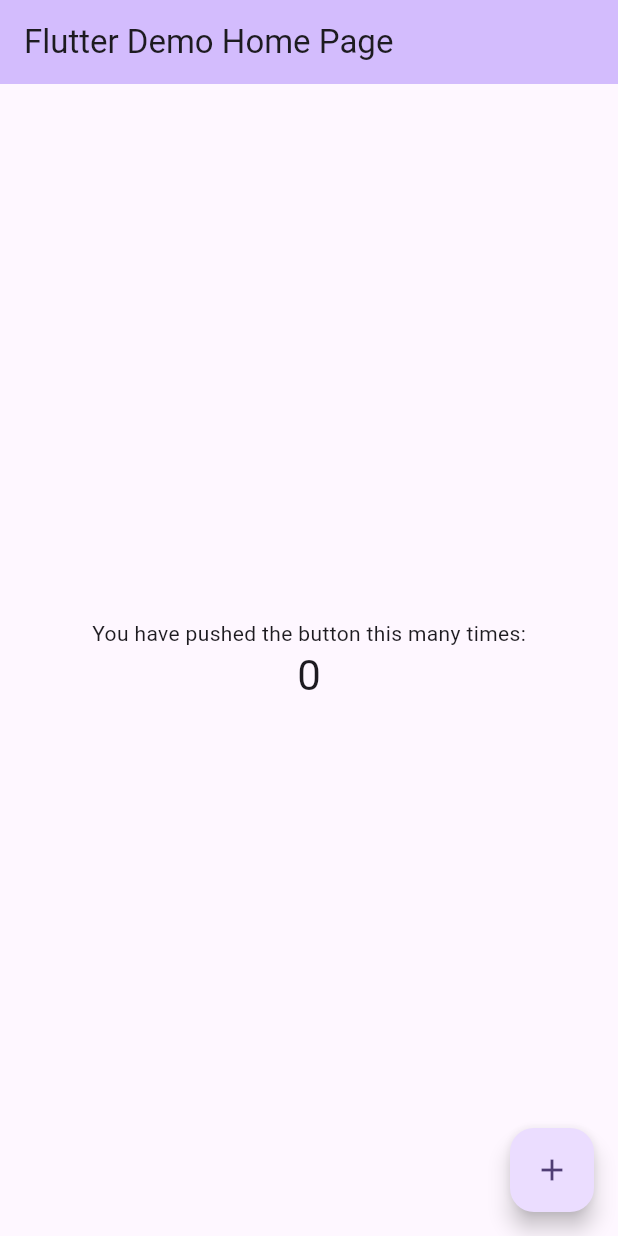
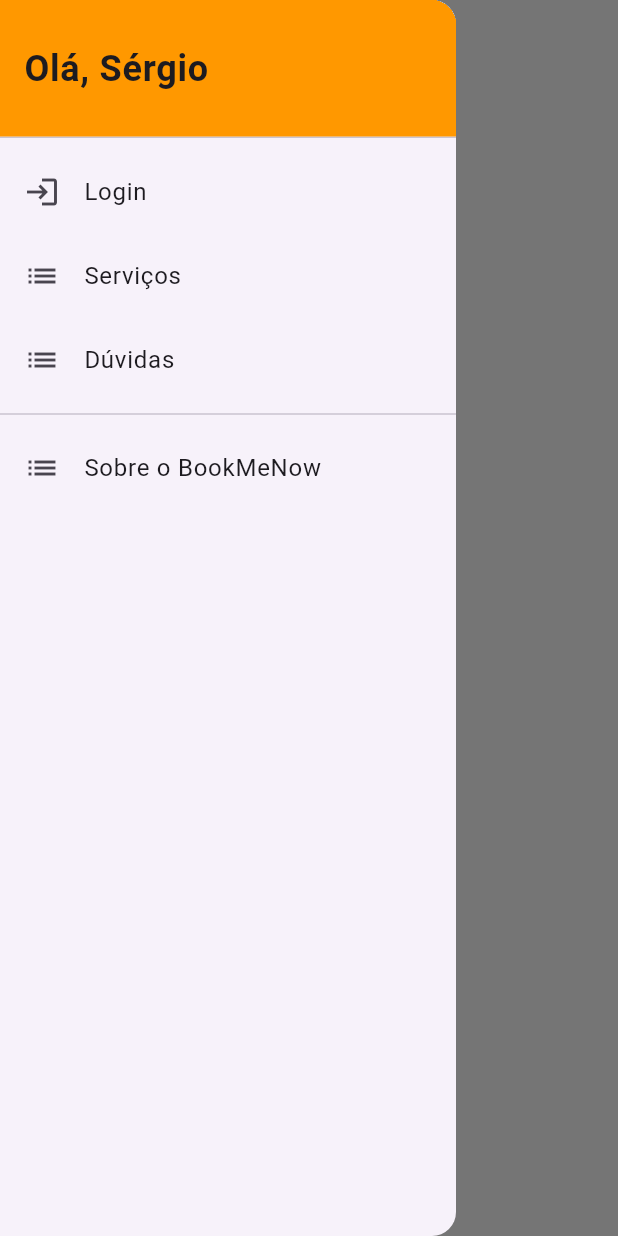
Before and after one commit to Sborgs/app_bookmenow, a Flutter app: the screen it shows after launch, with the side drawer open (before the commit the screen has no drawer), on a phone screen of 412 x 824 dp. Run offline on Flutter 3.47's test engine with Material 3 defaults, Android fonts, the phone set to English and light mode, and no system bars.

```diff
--- /dev/null
+++ b/lib/home_page.dart
@@ -0,0 +1,60 @@
+import 'package:flutter/material.dart';
+
+class HomePage extends StatefulWidget {
+  const HomePage({super.key});
+
+  @override
+  State<HomePage> createState() => _HomePageState();
+}
+
+class _HomePageState extends State<HomePage> {
+  @override
+  Widget build(BuildContext context) {
+    return Scaffold(
+      appBar: AppBar(
+        title: const Text("BookMeNow"),
+        centerTitle: true,
+        backgroundColor: Colors.white,
+      ),
+      backgroundColor: Colors.white,
+      drawer: Drawer(
+          child: ListView(
+        children: const [
+          SizedBox(
+            height: 100,
+            child: DrawerHeader(
+              decoration: BoxDecoration(
+                color: Colors.orange,
+              ),
+              padding:
+                  EdgeInsetsDirectional.symmetric(vertical: 28, horizontal: 16),
+              child: Text("Olá, Sérgio",
+                  style: TextStyle(
+                    fontSize: 24,
+                    fontWeight: FontWeight.bold,
+                  )),
+            ),
+          ),
+          ListTile(
+            leading: Icon(Icons.login),
+            // trailing: Icon(Icons.login),
+            title: Text("Login"),
+          ),
+          ListTile(
+            leading: Icon(Icons.list),
+            title: Text("Serviços"),
+          ),
+          ListTile(
+            leading: Icon(Icons.list),
+            title: Text("Dúvidas"),
+          ),
+          Divider(),
+          ListTile(
+            leading: Icon(Icons.list),
+            title: Text("Sobre o BookMeNow"),
+          ),
+        ],
+      )),
+    );
+  }
+}
--- a/lib/main.dart
+++ b/lib/main.dart
@@ -1,125 +1,11 @@
+import 'package:bookmenow/home_page.dart';
 import 'package:flutter/material.dart';
 
 void main() {
-  runApp(const MyApp());
+  runApp(MaterialApp(
+    title: "BookMeNow",
+    debugShowCheckedModeBanner: false,
+    theme: ThemeData(primaryColor: Colors.white),
+    home: const HomePage(),
+  ));
 }
-
-class MyApp extends StatelessWidget {
-  const MyApp({super.key});
-
-  // This widget is the root of your application.
-  @override
-  Widget build(BuildContext context) {
-    return MaterialApp(
-      title: 'Flutter Demo',
-      theme: ThemeData(
-        // This is the theme of your application.
-        //
-        // TRY THIS: Try running your application with "flutter run". You'll see
-        // the application has a purple toolbar. Then, without quitting the app,
-        // try changing the seedColor in the colorScheme below to Colors.green
-        // and then invoke "hot reload" (save your changes or press the "hot
-        // reload" button in a Flutter-supported IDE, or press "r" if you used
-        // the command line to start the app).
-        //
-        // Notice that the counter didn't reset back to zero; the application
-        // state is not lost during the reload. To reset the state, use hot
-        // restart instead.
-        //
-        // This works for code too, not just values: Most code changes can be
-        // tested with just a hot reload.
-        colorScheme: ColorScheme.fromSeed(seedColor: Colors.deepPurple),
-        useMaterial3: true,
-      ),
-      home: const MyHomePage(title: 'Flutter Demo Home Page'),
-    );
-  }
-}
-
-class MyHomePage extends StatefulWidget {
-  const MyHomePage({super.key, required this.title});
-
-  // This widget is the home page of your application. It is stateful, meaning
-  // that it has a State object (defined below) that contains fields that affect
-  // how it looks.
-
-  // This class is the configuration for the state. It holds the values (in this
-  // case the title) provided by the parent (in this case the App widget) and
-  // used by the build method of the State. Fields in a Widget subclass are
-  // always marked "final".
-
-  final String title;
-
-  @override
-  State<MyHomePage> createState() => _MyHomePageState();
-}
-
-class _MyHomePageState extends State<MyHomePage> {
-  int _counter = 0;
-
-  void _incrementCounter() {
-    setState(() {
-      // This call to setState tells the Flutter framework that something has
-      // changed in this State, which causes it to rerun the build method below
-      // so that the display can reflect the updated values. If we changed
-      // _counter without calling setState(), then the build method would not be
-      // called again, and so nothing would appear to happen.
-      _counter++;
-    });
-  }
-
-  @override
-  Widget build(BuildContext context) {
-    // This method is rerun every time setState is called, for instance as done
-    // by the _incrementCounter method above.
-    //
-    // The Flutter framework has been optimized to make rerunning build methods
-    // fast, so that you can just rebuild anything that needs updating rather
-    // than having to individually change instances of widgets.
-    return Scaffold(
-      appBar: AppBar(
-        // TRY THIS: Try changing the color here to a specific color (to
-        // Colors.amber, perhaps?) and trigger a hot reload to see the AppBar
-        // change color while the other colors stay the same.
-        backgroundColor: Theme.of(context).colorScheme.inversePrimary,
-        // Here we take the value from the MyHomePage object that was created by
-        // the App.build method, and use it to set our appbar title.
-        title: Text(widget.title),
-      ),
-      body: Center(
-        // Center is a layout widget. It takes a single child and positions it
-        // in the middle of the parent.
-        child: Column(
-          // Column is also a layout widget. It takes a list of children and
-          // arranges them vertically. By default, it sizes itself to fit its
-          // children horizontally, and tries to be as tall as its parent.
-          //
-          // Column has various properties to control how it sizes itself and
-          // how it positions its children. Here we use mainAxisAlignment to
-          // center the children vertically; the main axis here is the vertical
-          // axis because Columns are vertical (the cross axis would be
-          // horizontal).
-          //
-          // TRY THIS: Invoke "debug painting" (choose the "Toggle Debug Paint"
-          // action in the IDE, or press "p" in the console), to see the
-          // wireframe for each widget.
-          mainAxisAlignment: MainAxisAlignment.center,
-          children: <Widget>[
-            const Text(
-              'You have pushed the button this many times:',
-            ),
-            Text(
-              '$_counter',
-              style: Theme.of(context).textTheme.headlineMedium,
-            ),
-          ],
-        ),
-      ),
-      floatingActionButton: FloatingActionButton(
-        onPressed: _incrementCounter,
-        tooltip: 'Increment',
-        child: const Icon(Icons.add),
-      ), // This trailing comma makes auto-formatting nicer for build methods.
-    );
-  }
-}
```
